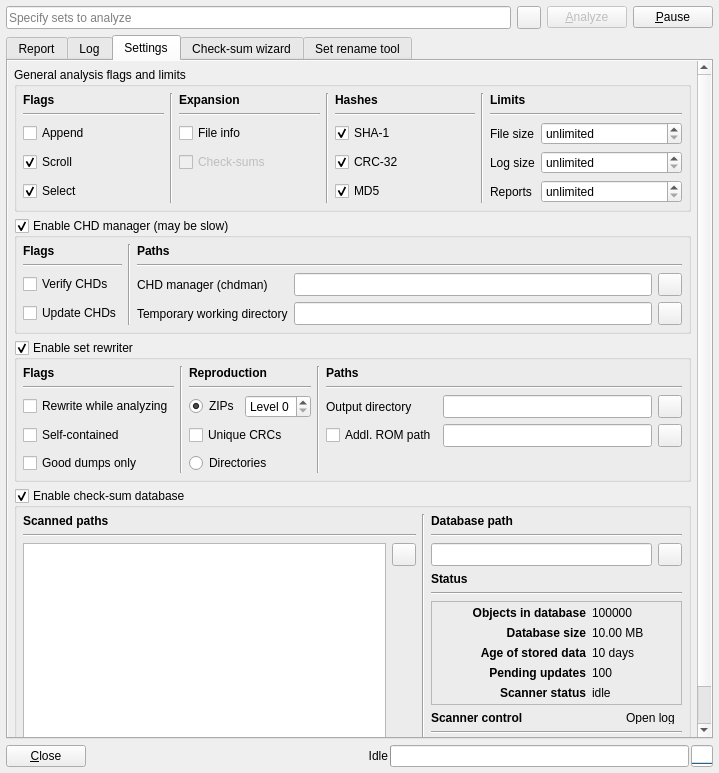
Qt form romalyzer.ui (qmc2/qmc2-mame-fe) before a commit.
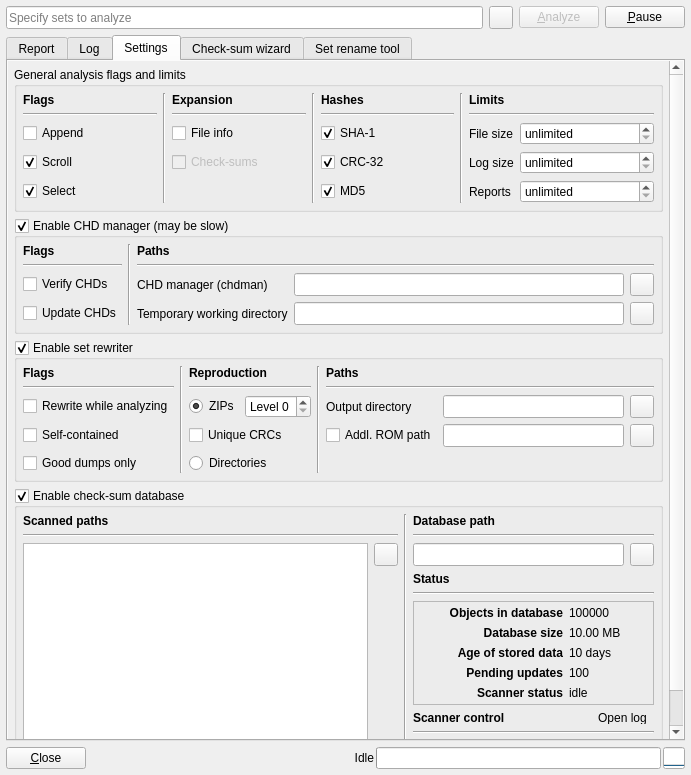
The same form after that commit. The open tabs and pages were chosen to show the change. Icons and pictures are not drawn.

Patch:
```diff
--- a/romalyzer.ui
+++ b/romalyzer.ui
@@ -7,8 +7,8 @@
    <rect>
     <x>0</x>
     <y>0</y>
-    <width>719</width>
-    <height>773</height>
+    <width>691</width>
+    <height>775</height>
    </rect>
   </property>
   <property name="windowTitle">
@@ -322,8 +322,8 @@
            <rect>
             <x>0</x>
             <y>0</y>
-            <width>703</width>
-            <height>677</height>
+            <width>675</width>
+            <height>679</height>
            </rect>
           </property>
           <layout class="QGridLayout" name="gridLayoutScrollAreeaSettings" rowstretch="0,0,0,1,0">
```
Left out of the diff: 65 changed lines with no effect on the pictures.
